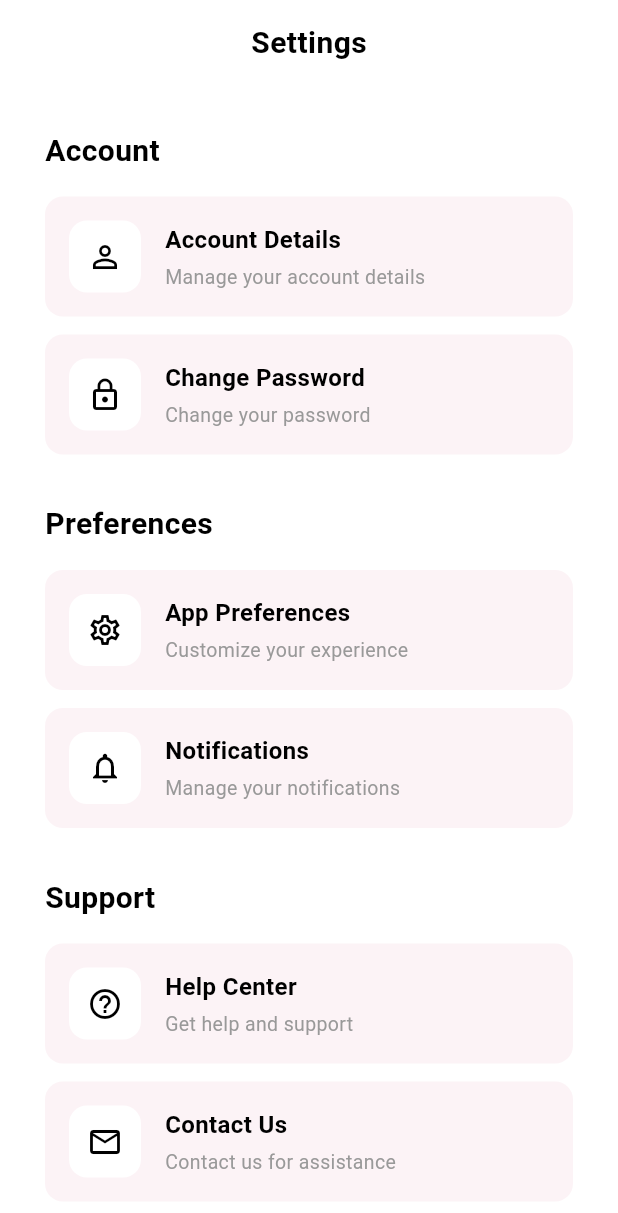
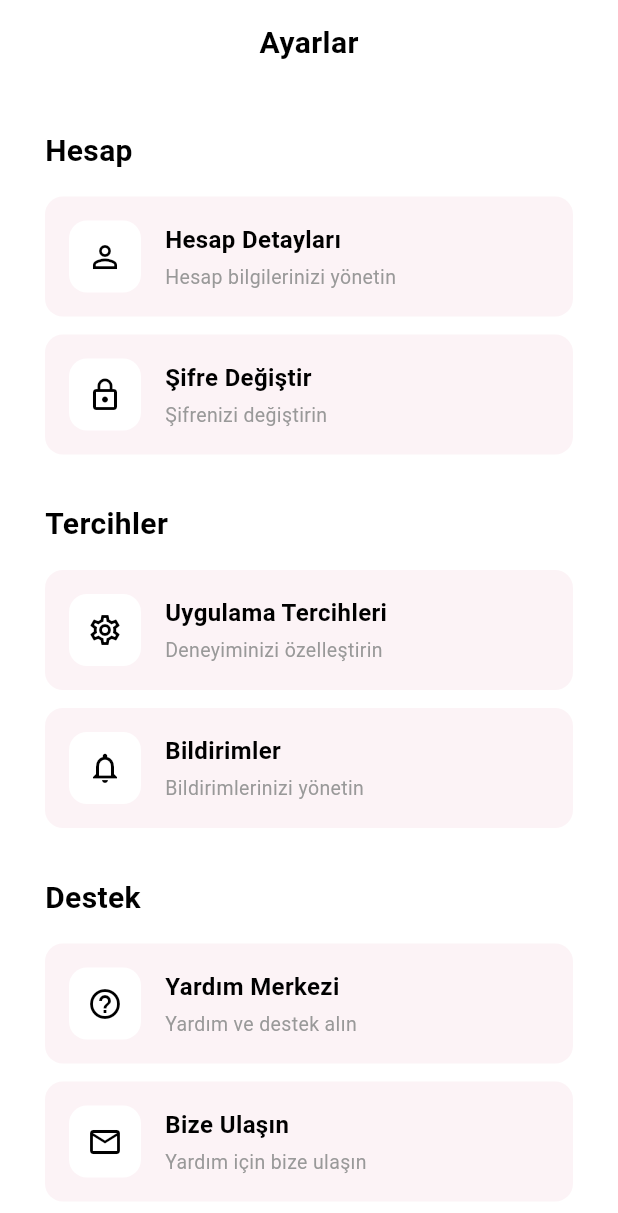
Before and after one commit to Ahmet-saco/kivaGo, a Flutter app: the SettingsPage screen opened directly, on a phone screen of 412 x 824 dp. Shown: the top 1213 px of the screen. Run offline on Flutter 3.47's test engine with Material 3 defaults, Android fonts, the phone set to English and light mode, and no system bars; our stand-ins replace firebase_auth, firebase_core, google_sign_in; accounts and stored records are empty; network calls fail.

Commit message:
Profile/Settins

```diff
--- a/lib/core/theme/app_theme.dart
+++ b/lib/core/theme/app_theme.dart
@@ -35,7 +35,7 @@ class AppTheme {
     ),
 
     // Card theme with rounded corners and soft shadows
-    cardTheme: CardTheme(
+    cardTheme: CardThemeData(
       elevation: 0,
       shape: RoundedRectangleBorder(borderRadius: BorderRadius.circular(20)),
       color: Colors.white,
@@ -101,7 +101,7 @@ class AppTheme {
     ),
 
     // Card theme with rounded corners and soft shadows
-    cardTheme: CardTheme(
+    cardTheme: CardThemeData(
       elevation: 2,
       shape: RoundedRectangleBorder(borderRadius: BorderRadius.circular(16)),
       color: const Color(0xFF2A2A2A),
--- a/lib/features/chat/chat_page.dart
+++ b/lib/features/chat/chat_page.dart
@@ -42,7 +42,7 @@ class _ChatPageState extends State<ChatPage> {
         elevation: 0,
         centerTitle: true,
         title: const Text(
-          'Mindtrip AI',
+          'KivaGo',
           style: TextStyle(
             color: Colors.black,
             fontSize: 20,
--- a/lib/features/settings/settings_page.dart
+++ b/lib/features/settings/settings_page.dart
@@ -14,7 +14,7 @@ class SettingsPage extends StatelessWidget {
         automaticallyImplyLeading: false,
         centerTitle: true,
         title: const Text(
-          'Settings',
+          'Ayarlar',
           style: TextStyle(
             color: Colors.black,
             fontSize: 20,
@@ -30,7 +30,7 @@ class SettingsPage extends StatelessWidget {
             children: [
               // Account Section
               const Text(
-                'Account',
+                'Hesap',
                 style: TextStyle(
                   fontSize: 20,
                   fontWeight: FontWeight.bold,
@@ -41,8 +41,8 @@ class SettingsPage extends StatelessWidget {
 
               _buildSettingsItem(
                 icon: Icons.person_outline,
-                title: 'Account Details',
-                subtitle: 'Manage your account details',
+                title: 'Hesap Detayları',
+                subtitle: 'Hesap bilgilerinizi yönetin',
                 onTap: () {},
               ),
 
@@ -50,8 +50,8 @@ class SettingsPage extends StatelessWidget {
 
               _buildSettingsItem(
                 icon: Icons.lock_outline,
-                title: 'Change Password',
-                subtitle: 'Change your password',
+                title: 'Şifre Değiştir',
+                subtitle: 'Şifrenizi değiştirin',
                 onTap: () {},
               ),
 
@@ -59,7 +59,7 @@ class SettingsPage extends StatelessWidget {
 
               // Preferences Section
               const Text(
-                'Preferences',
+                'Tercihler',
                 style: TextStyle(
                   fontSize: 20,
                   fontWeight: FontWeight.bold,
@@ -70,8 +70,8 @@ class SettingsPage extends StatelessWidget {
 
               _buildSettingsItem(
                 icon: Icons.settings_outlined,
-                title: 'App Preferences',
-                subtitle: 'Customize your experience',
+                title: 'Uygulama Tercihleri',
+                subtitle: 'Deneyiminizi özelleştirin',
                 onTap: () {},
               ),
 
@@ -79,8 +79,8 @@ class SettingsPage extends StatelessWidget {
 
               _buildSettingsItem(
                 icon: Icons.notifications_outlined,
-                title: 'Notifications',
-                subtitle: 'Manage your notifications',
+                title: 'Bildirimler',
+                subtitle: 'Bildirimlerinizi yönetin',
                 onTap: () {},
               ),
 
@@ -88,7 +88,7 @@ class SettingsPage extends StatelessWidget {
 
               // Support Section
               const Text(
-                'Support',
+                'Destek',
                 style: TextStyle(
                   fontSize: 20,
                   fontWeight: FontWeight.bold,
@@ -99,8 +99,8 @@ class SettingsPage extends StatelessWidget {
 
               _buildSettingsItem(
                 icon: Icons.help_outline,
-                title: 'Help Center',
-                subtitle: 'Get help and support',
+                title: 'Yardım Merkezi',
+                subtitle: 'Yardım ve destek alın',
                 onTap: () {},
               ),
 
@@ -108,8 +108,8 @@ class SettingsPage extends StatelessWidget {
 
               _buildSettingsItem(
                 icon: Icons.email_outlined,
-                title: 'Contact Us',
-                subtitle: 'Contact us for assistance',
+                title: 'Bize Ulaşın',
+                subtitle: 'Yardım için bize ulaşın',
                 onTap: () {},
               ),
             ],
--- a/lib/main.dart
+++ b/lib/main.dart
@@ -19,7 +19,7 @@ class MyApp extends StatelessWidget {
   @override
   Widget build(BuildContext context) {
     return MaterialApp(
-      title: 'Mindtrip AI',
+      title: 'KivaGo',
       debugShowCheckedModeBanner: false,
       theme: AppTheme.lightTheme,
       darkTheme: AppTheme.darkTheme,
```
Also changed, not shown: lib/features/profile/profile_page.dart (+37 -15 lines), pubspec.lock, 1 other file.
